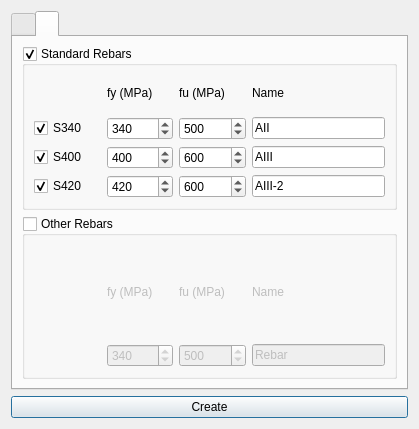
This is widgets/define/create_materials.ui in ebrahimraeyat/civilTools as Qt 5 draws it before an edit. The edited form follows.
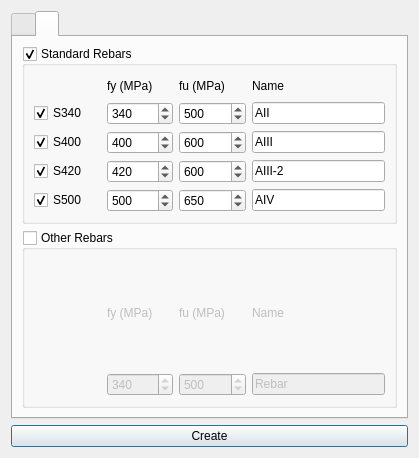
This is the edited form. The open tabs and pages were chosen to show the change. Icons and pictures are not drawn.

```diff
--- a/widgets/define/create_materials.ui
+++ b/widgets/define/create_materials.ui
@@ -7,7 +7,7 @@
     <x>0</x>
     <y>0</y>
     <width>419</width>
-    <height>429</height>
+    <height>458</height>
    </rect>
   </property>
   <property name="windowTitle">
@@ -357,6 +357,55 @@
             </property>
            </widget>
           </item>
+          <item row="4" column="0">
+           <widget class="QCheckBox" name="s500_checkbox">
+            <property name="text">
+             <string>S500</string>
+            </property>
+            <property name="checked">
+             <bool>true</bool>
+            </property>
+           </widget>
+          </item>
+          <item row="4" column="1">
+           <widget class="QSpinBox" name="s500fy_spinbox">
+            <property name="minimum">
+             <number>200</number>
+            </property>
+            <property name="maximum">
+             <number>700</number>
+            </property>
+            <property name="singleStep">
+             <number>10</number>
+            </property>
+            <property name="value">
+             <number>500</number>
+            </property>
+           </widget>
+          </item>
+          <item row="4" column="2">
+           <widget class="QSpinBox" name="s500fu_spinbox">
+            <property name="minimum">
+             <number>200</number>
+            </property>
+            <property name="maximum">
+             <number>700</number>
+            </property>
+            <property name="singleStep">
+             <number>10</number>
+            </property>
+            <property name="value">
+             <number>650</number>
+            </property>
+           </widget>
+          </item>
+          <item row="4" column="3" colspan="2">
+           <widget class="QLineEdit" name="s500_name">
+            <property name="text">
+             <string>AIV</string>
+            </property>
+           </widget>
+          </item>
          </layout>
         </widget>
        </item>
```
Left out of the diff: 76 changed lines with no effect on the pictures.
